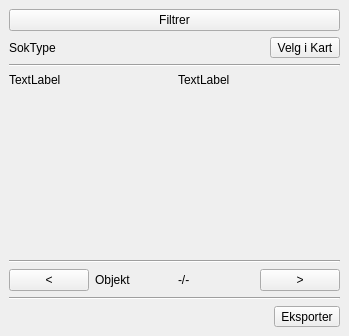
First picture: the form in ui/infoWidget.ui, repository KaspArno/Tilgjengelighet, before the edit.
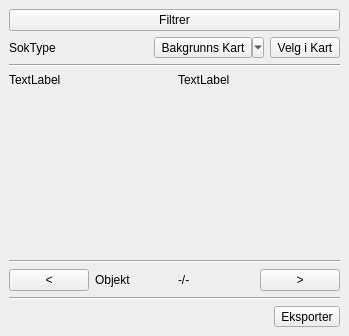
Second picture: the form after the edit.

Commit message: Endret gui obj navn og flyttet kart toolboks til infowidget

What changed in the file:
```diff
--- a/ui/infoWidget.ui
+++ b/ui/infoWidget.ui
@@ -36,6 +36,22 @@
           </property>
          </widget>
         </item>
+        <item>
+         <widget class="QToolButton" name="toolButton_map">
+          <property name="minimumSize">
+           <size>
+            <width>0</width>
+            <height>0</height>
+           </size>
+          </property>
+          <property name="text">
+           <string>Bakgrunns Kart</string>
+          </property>
+          <property name="popupMode">
+           <enum>QToolButton::MenuButtonPopup</enum>
+          </property>
+         </widget>
+        </item>
         <item>
          <widget class="QToolButton" name="toolButton_velgikart">
           <property name="text">
```
The commit also changes 4 other files.
